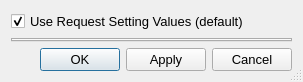
This is ui_files/ui_simulation_settings.ui in JYU-IBA/potku as Qt 5 draws it before an edit. The edited form follows.
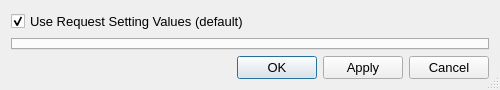
This is the edited form.

Commit message: Added minimum width to Simulation Settings view

```diff
--- a/ui_files/ui_simulation_settings.ui
+++ b/ui_files/ui_simulation_settings.ui
@@ -6,8 +6,8 @@
    <rect>
     <x>0</x>
     <y>0</y>
-    <width>303</width>
-    <height>82</height>
+    <width>500</width>
+    <height>90</height>
    </rect>
   </property>
   <property name="sizePolicy">
@@ -16,6 +16,12 @@
     <verstretch>0</verstretch>
    </sizepolicy>
   </property>
+  <property name="minimumSize">
+   <size>
+    <width>500</width>
+    <height>0</height>
+   </size>
+  </property>
   <property name="font">
    <font>
     <pointsize>10</pointsize>
```
